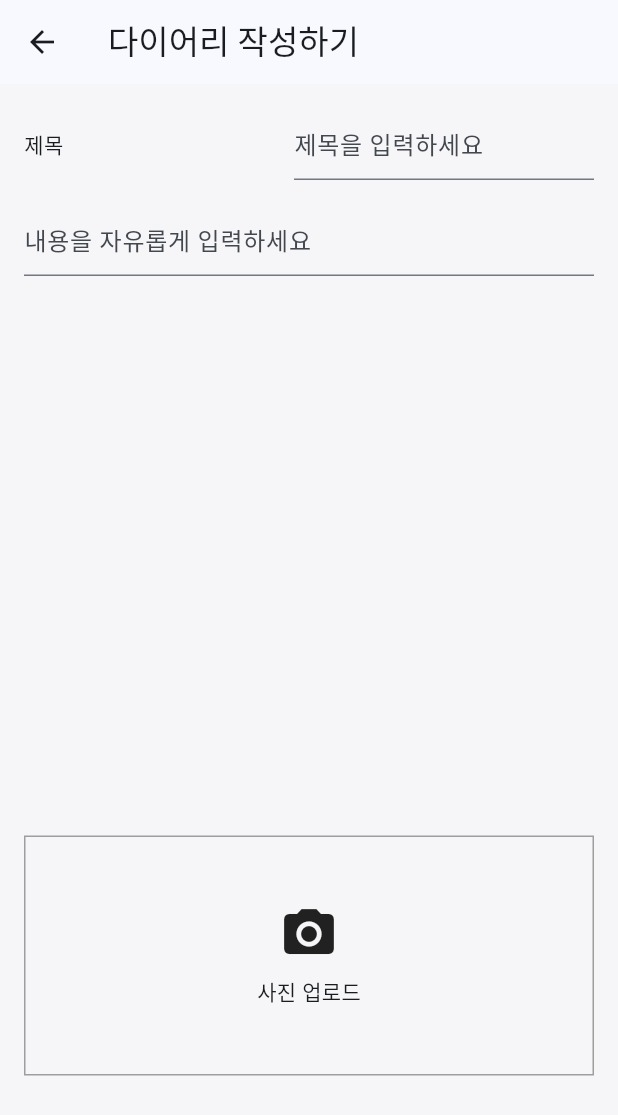
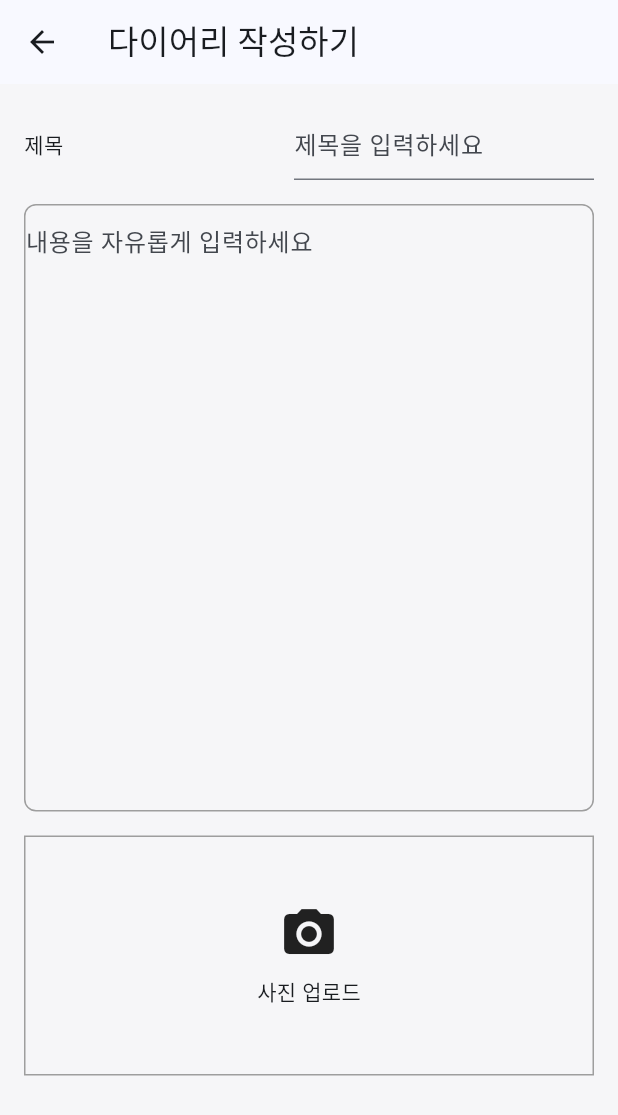
Before and after one commit to FarmSystem/TEA-Time, a Flutter app: the WritingFormPage screen opened directly, on a phone screen of 412 x 824 dp. Shown: the top 1115 px of the screen. Run offline on Flutter 3.47's test engine with Material 3 defaults, Android fonts, the phone set to English and light mode, and no system bars; our stand-ins replace flutter_dotenv, flutter_native_splash, flutter_svg, get; Roboto replaces fonts that are missing (Pretendard).

Commit message:
design: 글쓰기 폼 내 글 작성구역 테두리 디자인 추가

```diff
--- a/lib/screen/calendar/writing_form.dart
+++ b/lib/screen/calendar/writing_form.dart
@@ -39,10 +39,15 @@ class WritingFormPage extends StatelessWidget {
             Container(
               width: 350,
               height: 405,
+              decoration: BoxDecoration(
+                border: Border.all(color: Colors.grey), // 테두리 색상 지정
+                borderRadius: BorderRadius.circular(8), // 테두리 모서리 둥글게
+              ),
               child: TextField(
                 maxLines: null, // 여러 줄 입력 가능
                 decoration: InputDecoration(
                   hintText: '내용을 자유롭게 입력하세요',
+                  border: InputBorder.none, // 기존 테두리를 무시하도록 함
                 ),
               ),
             ),
```
